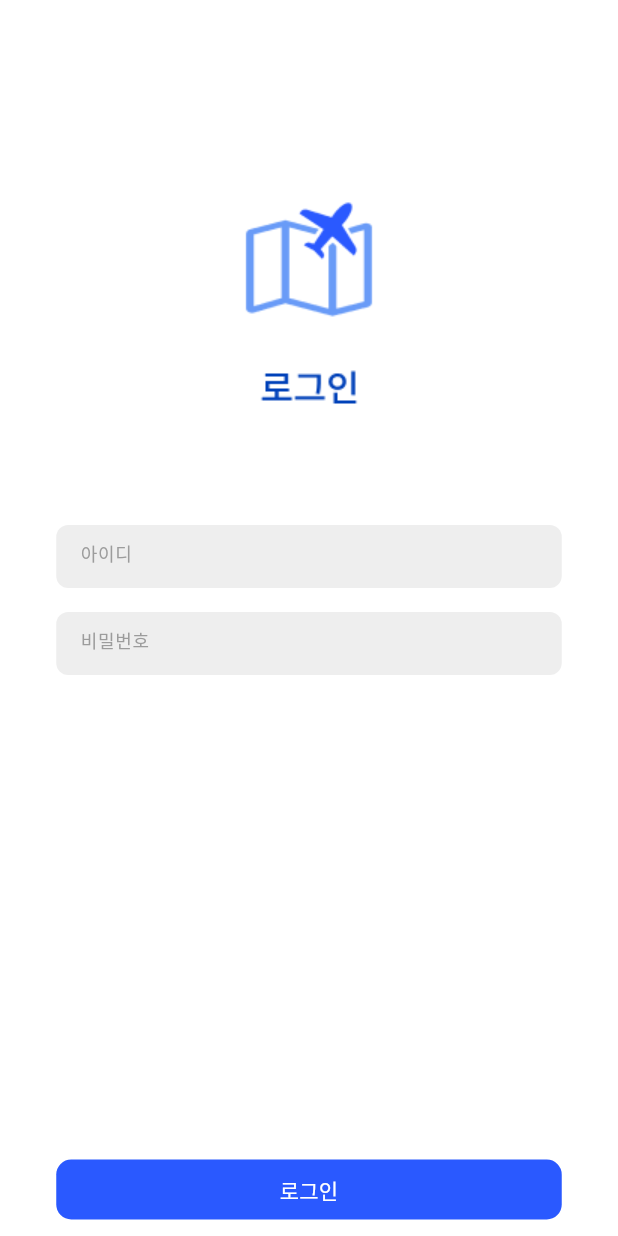
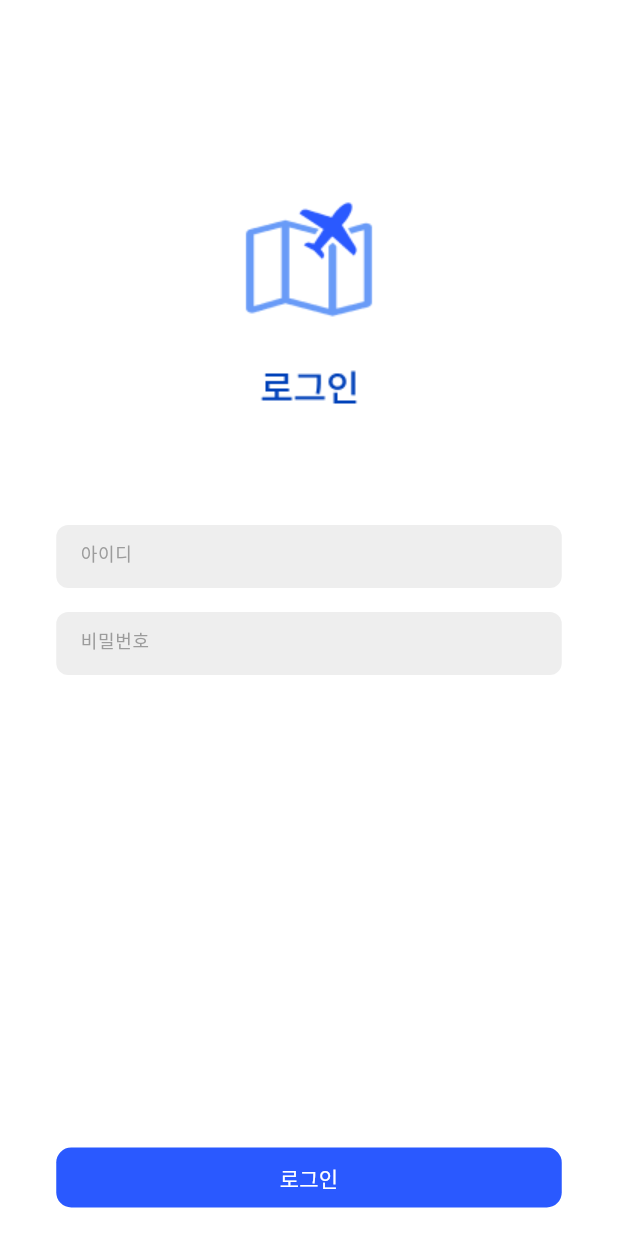
Before and after one commit to leave-leave/Leave-Leave-Flutter, a Flutter app: the screen it shows after launch, after a tap on "로그인", on a phone screen of 412 x 824 dp. Run offline on Flutter 3.47's test engine with Material 3 defaults, Android fonts, the phone set to English and light mode, and no system bars; our stand-ins replace dio, image_picker; network calls fail; Roboto replaces fonts that are missing (Noto Sans KR, NotoSansKR).

Commit message:
UPDATE :: code

```diff
--- a/lib/login/widget/Login_screen.dart
+++ b/lib/login/widget/Login_screen.dart
@@ -136,7 +136,7 @@ class _LoginScreenState extends State<LoginScreen> {
               ),
             ),
           ),
-          const SizedBox(height: 323),
+          const SizedBox(height: 315),
           Container(
             width: 337,
             height: 40,
```
